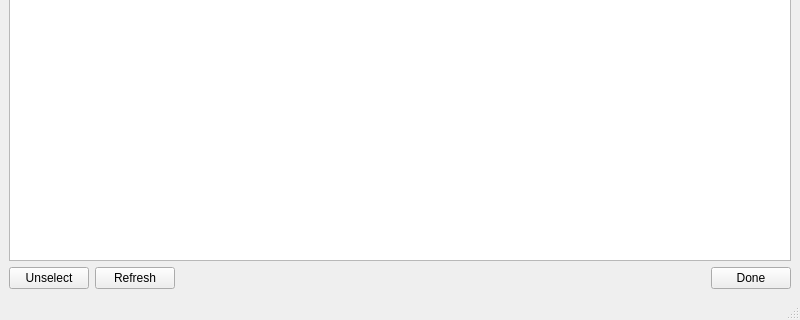
Before: the Qt Designer form archive-manager/webdownload.ui in hgroover/uni-gui-tools, drawn with Qt 5; both pictures show x 0 to 800 and y 280 to 600 of the 800 by 600 pixel window.
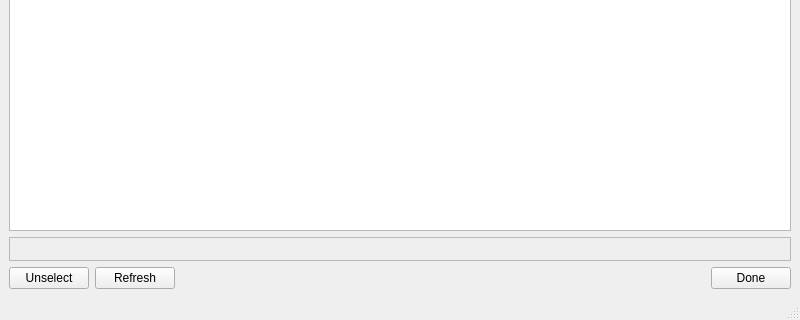
After: the same form once the commit is applied.

What changed in the file:
```diff
--- a/archive-manager/webdownload.ui
+++ b/archive-manager/webdownload.ui
@@ -28,6 +28,31 @@
     <item>
      <widget class="QListWidget" name="lstFiles"/>
     </item>
+    <item>
+     <widget class="QLabel" name="lblStatus">
+      <property name="sizePolicy">
+       <sizepolicy hsizetype="Preferred" vsizetype="Fixed">
+        <horstretch>0</horstretch>
+        <verstretch>0</verstretch>
+       </sizepolicy>
+      </property>
+      <property name="minimumSize">
+       <size>
+        <width>0</width>
+        <height>24</height>
+       </size>
+      </property>
+      <property name="frameShape">
+       <enum>QFrame::StyledPanel</enum>
+      </property>
+      <property name="frameShadow">
+       <enum>QFrame::Sunken</enum>
+      </property>
+      <property name="text">
+       <string/>
+      </property>
+     </widget>
+    </item>
     <item>
      <layout class="QHBoxLayout" name="horizontalLayout">
       <item>
```
